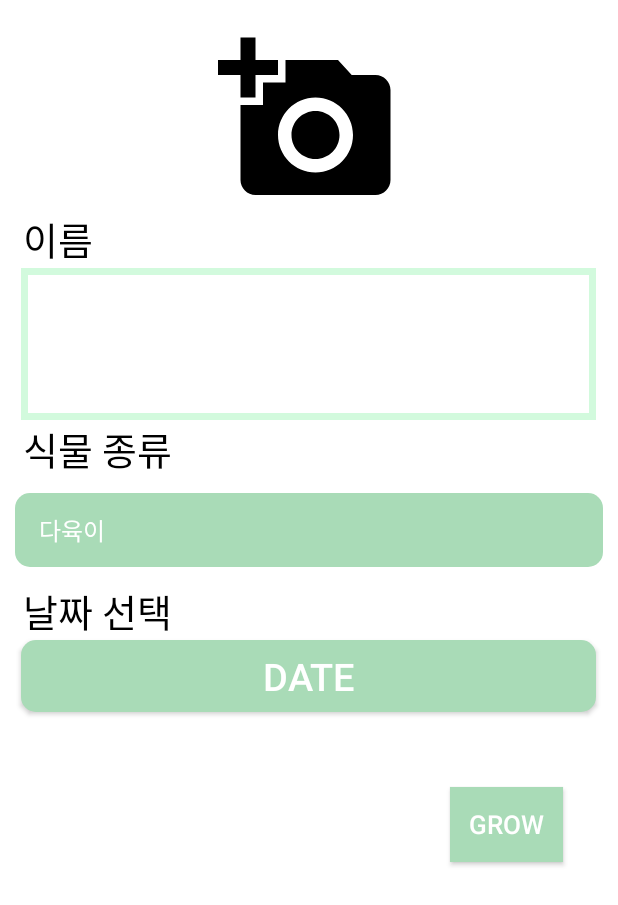
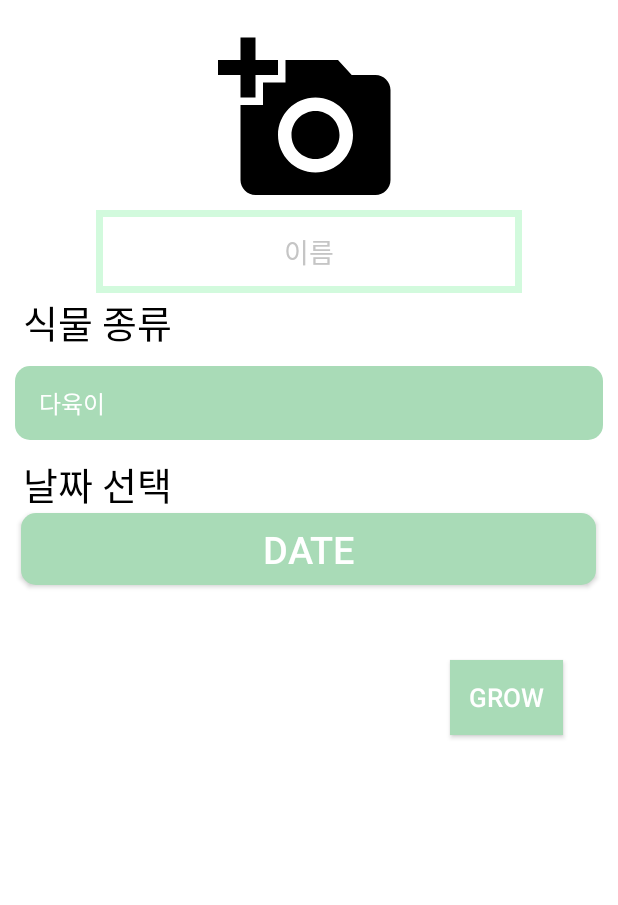
Before and after one commit to summer0573/Project_growDiary, an Android app: the plantAddActivity screen opened directly, with no data from a screen before it, on a phone screen of 412 x 824 dp. Shown: the top 905 px of the screen. Run offline under Robolectric (Android 15) with nearby library versions, the phone set to English and light mode, and no system bars.

Commit message:
이름 입력칸 수정

```diff
--- a/app/src/main/res/layout/activity_plant_add.xml
+++ b/app/src/main/res/layout/activity_plant_add.xml
@@ -21,21 +21,16 @@ android:background="@color/white">
         android:scaleType="fitXY"
         app:srcCompat="@drawable/ic_baseline_add_a_photo_24" />
 
-    <TextView
-        android:layout_marginLeft="15dp"
-        android:layout_width="wrap_content"
-        android:layout_height="wrap_content"
-        android:textColor="@color/black"
-        android:text="이름"
-        android:textSize="25dp"/>
-
-
         <EditText
+            android:hint="이름"
+            android:textColorHint="#C5C5C5"
+            android:layout_width="284dp"
+            android:layout_height="55dp"
             android:layout_gravity="center"
+            android:background="@drawable/memo_border"
+            android:gravity="center"
             android:textColor="@color/black"
-            android:layout_width="383dp"
-            android:layout_height="101dp"
-            android:background="@drawable/memo_border" />
+            />
 
         <TextView
             android:layout_marginLeft="15dp"
```
